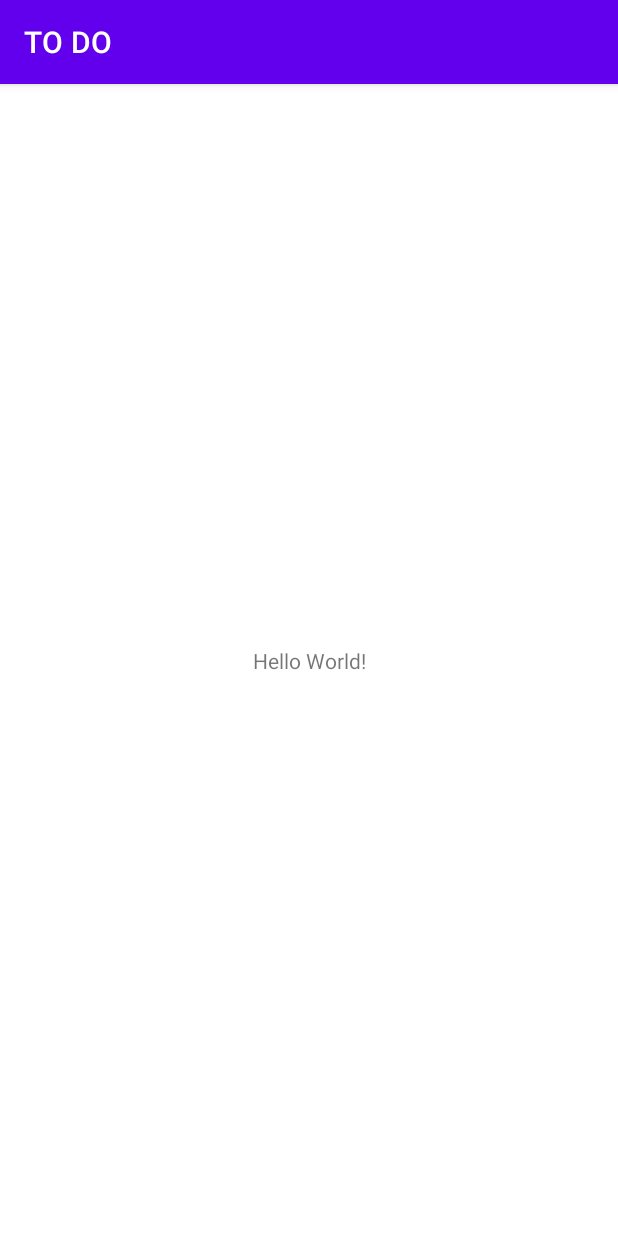
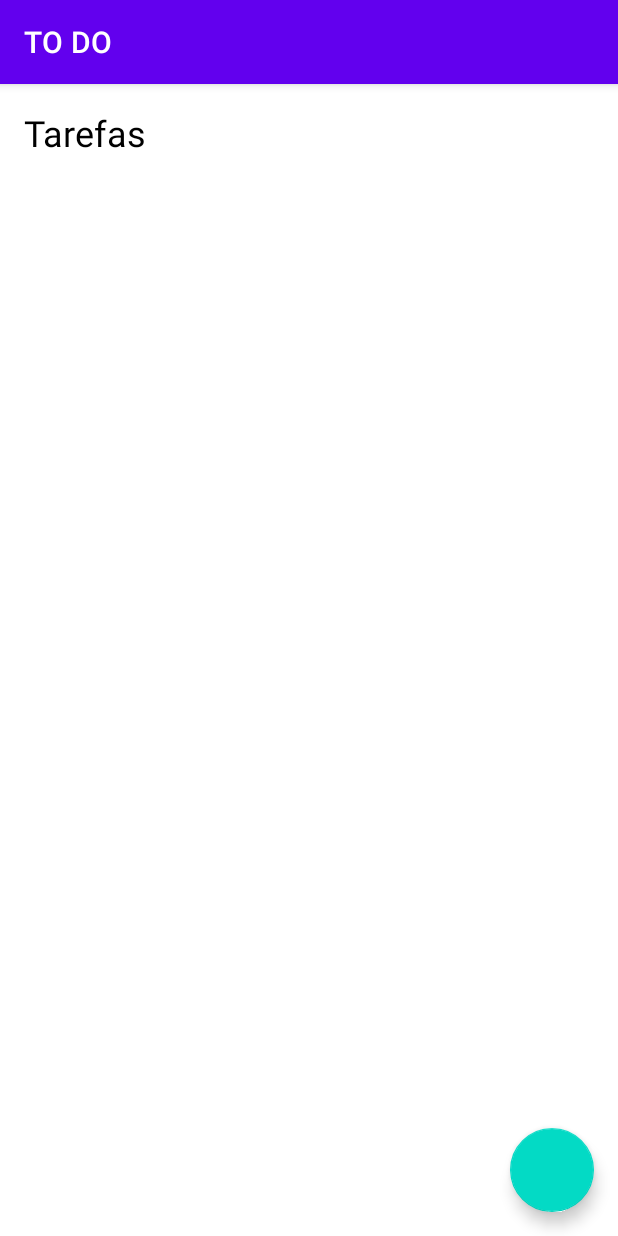
Before and after one commit to antonio-gmoura/dio-to-do-list, an Android app: the screen it shows after launch (MainActivity), on a phone screen of 412 x 824 dp. Run offline under Robolectric (Android 15) with nearby library versions, the phone set to English and light mode, and no system bars.

Commit message:
Aula 04 - Começando a por a mão na massa

```diff
--- a/app/src/main/res/layout/activity_main.xml
+++ b/app/src/main/res/layout/activity_main.xml
@@ -7,12 +7,22 @@
     tools:context=".MainActivity">
 
     <TextView
+        android:id="@+id/tv_title"
         android:layout_width="wrap_content"
         android:layout_height="wrap_content"
-        android:text="Hello World!"
-        app:layout_constraintBottom_toBottomOf="parent"
-        app:layout_constraintLeft_toLeftOf="parent"
-        app:layout_constraintRight_toRightOf="parent"
+        android:layout_margin="16dp"
+        android:text="@string/label_tasks"
+        android:textColor="@color/black"
+        android:textSize="24sp"
+
+        app:layout_constraintStart_toStartOf="parent"
         app:layout_constraintTop_toTopOf="parent" />
 
+    <com.google.android.material.floatingactionbutton.FloatingActionButton
+        app:layout_constraintEnd_toEndOf="parent"
+        app:layout_constraintBottom_toBottomOf="parent"
+        android:layout_margin="16dp"
+        android:layout_width="wrap_content"
+        android:layout_height="wrap_content" />
+
 </androidx.constraintlayout.widget.ConstraintLayout>
--- a/app/src/main/res/values/strings.xml
+++ b/app/src/main/res/values/strings.xml
@@ -1,3 +1,4 @@
 <resources>
     <string name="app_name">TO DO</string>
+    <string name="label_tasks">Tarefas</string>
 </resources>
```
